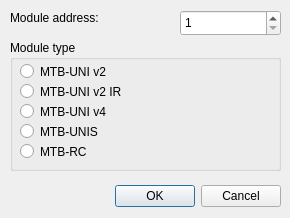
The window that ui/modules/moduleadd.ui (kmzbrnoI/mtb-config-tool) describes before a commit, drawn with Qt 5.
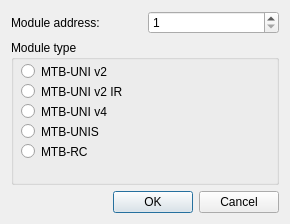
The same window after the commit.

Commit message: Apply grid layou to all forms.

Diff of the .ui file:
```diff
--- a/ui/modules/moduleadd.ui
+++ b/ui/modules/moduleadd.ui
@@ -7,37 +7,32 @@
     <x>0</x>
     <y>0</y>
     <width>290</width>
-    <height>218</height>
+    <height>224</height>
    </rect>
   </property>
   <property name="windowTitle">
    <string>Add new MTB module</string>
   </property>
-  <widget class="QDialogButtonBox" name="bb_main">
-   <property name="geometry">
-    <rect>
-     <x>10</x>
-     <y>180</y>
-     <width>271</width>
-     <height>32</height>
-    </rect>
-   </property>
-   <property name="orientation">
-    <enum>Qt::Horizontal</enum>
-   </property>
-   <property name="standardButtons">
-    <set>QDialogButtonBox::Cancel|QDialogButtonBox::Ok</set>
-   </property>
-  </widget>
+  <layout class="QGridLayout" name="gridLayout">
+   <item row="0" column="0">
+    <widget class="QLabel" name="label_8">
+     <property name="text">
+      <string>Module address:</string>
+     </property>
+    </widget>
+   </item>
+   <item row="0" column="1">
+    <widget class="QSpinBox" name="sb_address">
+     <property name="minimum">
+      <number>1</number>
+     </property>
+     <property name="maximum">
+      <number>255</number>
+     </property>
+    </widget>
+   </item>
+   <item row="1" column="0" colspan="2">
   <widget class="QGroupBox" name="gb_module_type">
-   <property name="geometry">
-    <rect>
-     <x>10</x>
-     <y>40</y>
-     <width>271</width>
-     <height>131</height>
-    </rect>
-   </property>
    <property name="title">
     <string>Module type</string>
    </property>
@@ -107,35 +102,18 @@
     </property>
    </widget>
   </widget>
-  <widget class="QLabel" name="label_8">
-   <property name="geometry">
-    <rect>
-     <x>10</x>
-     <y>10</y>
-     <width>131</width>
-     <height>16</height>
-    </rect>
-   </property>
-   <property name="text">
-    <string>Module address:</string>
-   </property>
-  </widget>
-  <widget class="QSpinBox" name="sb_address">
-   <property name="geometry">
-    <rect>
-     <x>180</x>
-     <y>10</y>
-     <width>101</width>
-     <height>26</height>
-    </rect>
-   </property>
-   <property name="minimum">
-    <number>1</number>
-   </property>
-   <property name="maximum">
-    <number>255</number>
-   </property>
-  </widget>
+   </item>
+   <item row="2" column="0" colspan="2">
+    <widget class="QDialogButtonBox" name="bb_main">
+     <property name="orientation">
+      <enum>Qt::Orientation::Horizontal</enum>
+     </property>
+     <property name="standardButtons">
+      <set>QDialogButtonBox::StandardButton::Cancel|QDialogButtonBox::StandardButton::Ok</set>
+     </property>
+    </widget>
+   </item>
+  </layout>
  </widget>
  <resources/>
  <connections>
```
Lines whose indentation alone changed are shown as unchanged. The commit also changes 17 other files.
